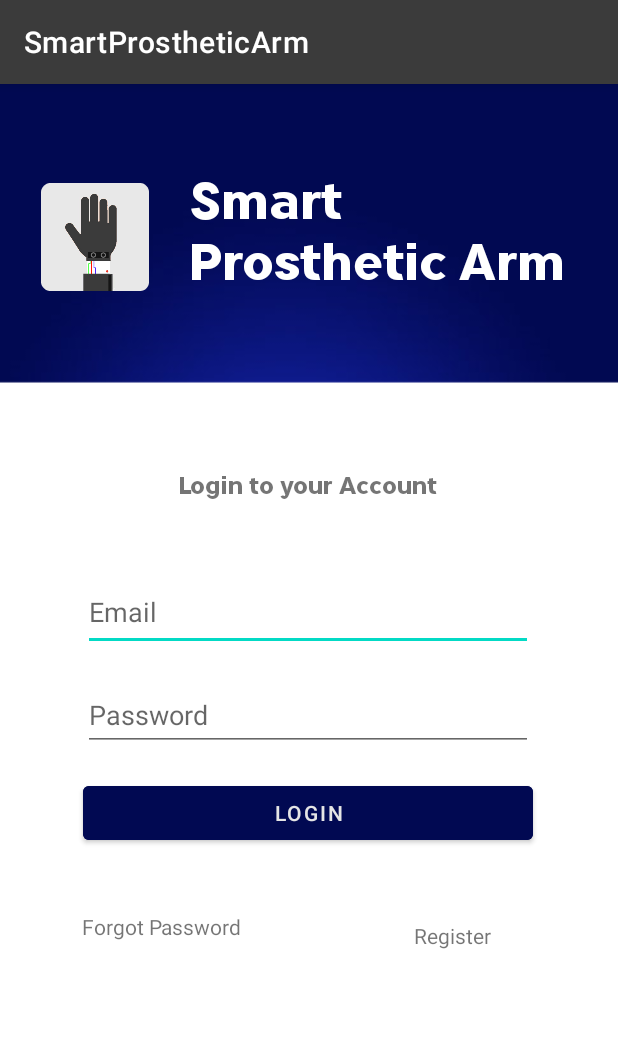
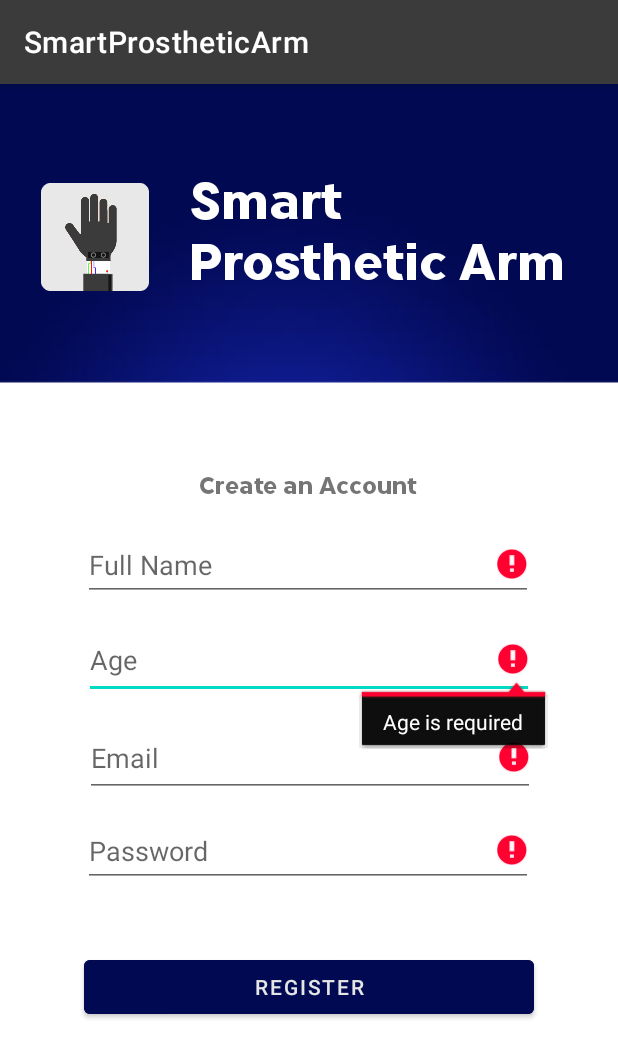
Before and after one commit to KevinSantizo2533/SmartProstheticArm, an Android app: the RegisterActivity screen opened directly, with no data from a screen before it, after a tap on "REGISTER", on a phone screen of 412 x 824 dp. Shown: the top 1058 px of the screen. Run offline under Robolectric (Android 15) with nearby library versions, the phone set to English and light mode, and no system bars; our stand-ins replace Firebase (no records; nobody signed in at launch, a user with empty details on screens opened directly).

Commit message:
Updated Register Activity - Added setError for isEmpty text fields - Fixed contraints for Login Activity - Removed unecessary code for Register null - Renamed a couple variables for RegisterLayout - Connected firebase - Defined firebase and implementation in Register - Re-adjusted Forgot activity constraints

```diff
--- a/SmartProstheticArm/src/main/java/ca/kash/it/smartprostheticarm/RegisterActivity.java
+++ b/SmartProstheticArm/src/main/java/ca/kash/it/smartprostheticarm/RegisterActivity.java
@@ -12,24 +12,67 @@ import android.content.Intent;
 import android.os.Bundle;
 import android.view.View;
 import android.widget.Button;
+import android.widget.EditText;
+import android.widget.TextView;
 
-public class RegisterActivity extends AppCompatActivity {
+import com.google.firebase.auth.FirebaseAuth;
+
+public class RegisterActivity extends AppCompatActivity implements View.OnClickListener {
+
+    private FirebaseAuth mAuth;
+    private TextView registerUser;
+    private EditText editTextFullName, editTextAge, editTextEmail, editTextPassword;
 
     @Override
     protected void onCreate(Bundle savedInstanceState) {
         super.onCreate(savedInstanceState);
         setContentView(R.layout.activity_register);
 
-        Button register = (Button)findViewById(R.id.button);
-        register.setOnClickListener(new View.OnClickListener() {
-            @Override
-            public void onClick(View v) {
-                startActivity(new Intent(RegisterActivity.this, LoginActivity.class));
-            }
-        });
 
+        mAuth = FirebaseAuth.getInstance();
+
+        registerUser = (Button) findViewById(R.id.registerUser);
+        registerUser.setOnClickListener(this);
+
+        editTextFullName = (EditText)  findViewById(R.id.name);
+        editTextAge = (EditText)  findViewById(R.id.age);
+        editTextEmail = (EditText)  findViewById(R.id.email);
+        editTextPassword = (EditText)  findViewById(R.id.password);
 
     }
 
 
+    @Override
+    public void onClick(View view) {
+        switch(view.getId()){
+            case R.id.registerUser:
+                registerUser();
+                break;
+
+        }
+
+    }
+
+    private void registerUser() {
+        String name = editTextFullName.getText().toString();
+        String email = editTextEmail.getText().toString();
+        String password = editTextPassword.getText().toString();
+        String age = editTextAge.getText().toString();
+
+        if (name.isEmpty()){
+            editTextFullName.setError("Name is required");
+        }
+
+        if (age.isEmpty()){
+            editTextAge.setError("Age is required");
+        }
+
+        if (email.isEmpty()){
+            editTextEmail.setError("Email is required");
+        }
+
+        if (password.isEmpty()){
+            editTextPassword.setError("Password is required");
+        }
+    }
 }
--- a/SmartProstheticArm/src/main/res/layout-land/activity_login.xml
+++ b/SmartProstheticArm/src/main/res/layout-land/activity_login.xml
@@ -34,14 +34,14 @@
         android:layout_marginEnd="14dp"
         android:layout_marginBottom="75dp"
         android:contentDescription="@string/appicon"
-        app:layout_constraintBottom_toTopOf="@+id/editTextTextEmailAddress"
+        app:layout_constraintBottom_toTopOf="@+id/editTextEmail"
         app:layout_constraintEnd_toStartOf="@+id/textView"
         app:layout_constraintStart_toStartOf="parent"
         app:layout_constraintTop_toTopOf="parent"
         app:srcCompat="@mipmap/ic_launcher_round" />
 
     <EditText
-        android:id="@+id/editTextTextEmailAddress"
+        android:id="@+id/editTextEmail"
         android:layout_width="300dp"
         android:layout_height="52dp"
         android:ems="10"
--- a/SmartProstheticArm/src/main/res/layout/activity_forgot.xml
+++ b/SmartProstheticArm/src/main/res/layout/activity_forgot.xml
@@ -62,7 +62,7 @@
         app:layout_constraintVertical_bias="0.0" />
 
     <EditText
-        android:id="@+id/editTextTextEmailAddress"
+        android:id="@+id/editTextEmail"
         android:layout_width="300dp"
         android:layout_height="52dp"
         android:ems="10"
@@ -86,7 +86,7 @@
         android:layout_marginTop="28dp"
         android:text="Submit"
         app:layout_constraintStart_toStartOf="parent"
-        app:layout_constraintTop_toBottomOf="@+id/editTextTextEmailAddress" />
+        app:layout_constraintTop_toBottomOf="@+id/editTextEmail" />
 
     <Button
         android:id="@+id/button4"
@@ -99,6 +99,6 @@
         android:text="Back"
         app:layout_constraintEnd_toStartOf="@+id/button2"
         app:layout_constraintStart_toStartOf="parent"
-        app:layout_constraintTop_toBottomOf="@+id/editTextTextEmailAddress" />
+        app:layout_constraintTop_toBottomOf="@+id/editTextEmail" />
 
 </androidx.constraintlayout.widget.ConstraintLayout>
--- a/SmartProstheticArm/src/main/res/layout/activity_login.xml
+++ b/SmartProstheticArm/src/main/res/layout/activity_login.xml
@@ -37,7 +37,7 @@
 
 
     <EditText
-        android:id="@+id/editTextTextEmailAddress"
+        android:id="@+id/editTextEmail"
         android:layout_width="300dp"
         android:layout_height="52dp"
         android:ems="10"
@@ -112,14 +112,13 @@
         android:id="@+id/register"
         android:layout_width="wrap_content"
         android:layout_height="wrap_content"
-        android:layout_marginTop="41dp"
-        android:layout_marginBottom="184dp"
         android:text="Register"
         app:layout_constraintBottom_toBottomOf="parent"
         app:layout_constraintEnd_toEndOf="parent"
-        app:layout_constraintHorizontal_bias="0.766"
+        app:layout_constraintHorizontal_bias="0.771"
         app:layout_constraintStart_toStartOf="parent"
-        app:layout_constraintTop_toBottomOf="@+id/button" />
+        app:layout_constraintTop_toTopOf="parent"
+        app:layout_constraintVertical_bias="0.74" />
 
     <TextView
         android:id="@+id/forgotpass"
--- a/SmartProstheticArm/src/main/res/layout/activity_register.xml
+++ b/SmartProstheticArm/src/main/res/layout/activity_register.xml
@@ -38,7 +38,7 @@
 
 
     <EditText
-        android:id="@+id/editTextNumber"
+        android:id="@+id/age"
         android:layout_width="300dp"
         android:layout_height="52dp"
         android:ems="10"
@@ -52,7 +52,7 @@
         android:importantForAutofill="no" />
 
     <EditText
-        android:id="@+id/editTextTextEmailAddress"
+        android:id="@+id/email"
         android:layout_width="300dp"
         android:layout_height="52dp"
         android:ems="10"
@@ -68,11 +68,12 @@
         android:importantForAutofill="no" />
 
     <EditText
-        android:id="@+id/editTextTextPassword"
+        android:id="@+id/password"
         android:layout_width="300dp"
         android:layout_height="wrap_content"
         android:ems="10"
         android:hint="@string/password"
+        android:importantForAutofill="no"
         android:inputType="textPassword"
         android:minHeight="48dp"
         app:layout_constraintBottom_toBottomOf="parent"
@@ -81,10 +82,10 @@
         app:layout_constraintStart_toStartOf="parent"
         app:layout_constraintTop_toTopOf="parent"
         app:layout_constraintVertical_bias="0.677"
-        android:importantForAutofill="no" />
+        tools:ignore="TextContrastCheck" />
 
     <Button
-        android:id="@+id/button"
+        android:id="@+id/registerUser"
         android:layout_width="300dp"
         android:layout_height="wrap_content"
         android:backgroundTint="@color/companyblue"
@@ -124,11 +125,12 @@
         app:layout_constraintTop_toTopOf="parent" />
 
     <EditText
-        android:id="@+id/editTextFullName"
+        android:id="@+id/name"
         android:layout_width="300dp"
         android:layout_height="wrap_content"
         android:ems="10"
         android:hint="@string/full_name"
+        android:importantForAutofill="no"
         android:inputType="textPersonName"
         android:minHeight="48dp"
         app:layout_constraintBottom_toBottomOf="parent"
@@ -137,5 +139,5 @@
         app:layout_constraintStart_toStartOf="parent"
         app:layout_constraintTop_toTopOf="parent"
         app:layout_constraintVertical_bias="0.412"
-        android:importantForAutofill="no" />
+        tools:ignore="TextContrastCheck" />
 </androidx.constraintlayout.widget.ConstraintLayout>
```
